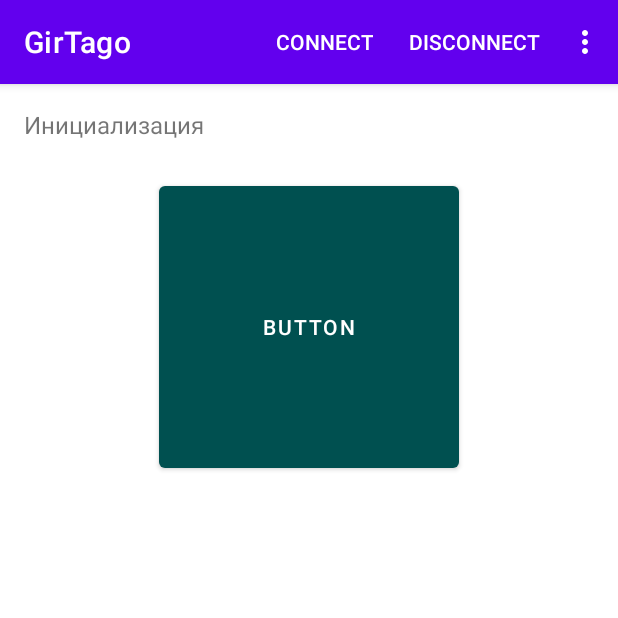
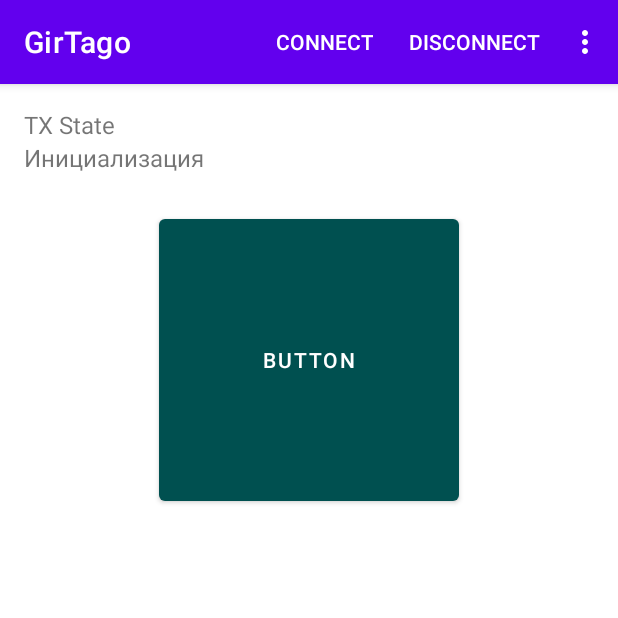
Before and after one commit to FXYFXZ/GirTago, an Android app: the screen it shows after launch (MainActivity), on a phone screen of 412 x 824 dp, the top half of it. Run offline under Robolectric (Android 15) with nearby library versions, the phone set to English and light mode, and no system bars; 3 statements that could not run were skipped.

Commit message:
Перед отыскиванием службы

```diff
--- a/app/src/main/java/ru/fxy7ci/girtago/MainActivity.kt
+++ b/app/src/main/java/ru/fxy7ci/girtago/MainActivity.kt
@@ -3,7 +3,6 @@ package ru.fxy7ci.girtago
 import android.Manifest
 import android.annotation.SuppressLint
 import android.bluetooth.BluetoothAdapter
-import android.bluetooth.BluetoothGattCharacteristic
 import android.content.*
 import android.content.pm.PackageManager
 import android.graphics.Color
@@ -18,6 +17,7 @@ import android.view.MenuItem
 import android.view.MotionEvent
 import android.widget.Button
 import android.widget.TextView
+import android.widget.Toast
 import androidx.appcompat.app.AppCompatActivity
 import androidx.core.app.ActivityCompat
 import androidx.core.content.ContextCompat
@@ -26,34 +26,33 @@ import ru.fxy7ci.girtago.BT.StoreVals
 lateinit var clrCnt: ColorCont
 lateinit var btnSlide: Button
 
-
 //TODO  добавить сканирование как в master(c уровнями сигналов)
 
-
 class MainActivity : AppCompatActivity() {
-
-    val BT_REQUEST_PERMISSION : Int = 89
-    private val mBluetoothAdapter: BluetoothAdapter? = null
     private lateinit var mDetector: GestureDetector
     private lateinit var txClass: TxThread
     private val mainHandler = Handler(Looper.getMainLooper())
 
     // все что относится к BT
     private var mBluetoothLeService: BluetoothLeService? = null
+    private val mBluetoothAdapter: BluetoothAdapter? = null
     private var mConnected = false
-        //bindService(gattServiceIntent, mServiceConnection, android.content.Context.BIND_AUTO_CREATE)
 
+    private lateinit var fldState : TextView
+    private lateinit var fldBTState : TextView
 
-
-
-
+    private var prevState = StoreVals.STATE_DISCONNECTED
 
     override fun onCreate(savedInstanceState: Bundle?) {
         super.onCreate(savedInstanceState)
         setContentView(R.layout.activity_main)
+
+        // Интерфейс
+        fldState= findViewById(R.id.fldState)
+        fldBTState= findViewById(R.id.fldBTState)
+
         // получение всех разрешений
         getBtPermission()
-
 
         // инициализация классов
         txClass = TxThread()
@@ -123,13 +122,19 @@ class MainActivity : AppCompatActivity() {
 
 
     private fun showTxState(){
-        val fldDtate : TextView = findViewById(R.id.fldState)
         when (txClass.theTXState()) {
-            TxThread.State.INIT -> fldDtate.text = "Инициализация"
-            TxThread.State.ERROR -> fldDtate.text = "Ошибка"
-            TxThread.State.READY -> fldDtate.text = "Работа"
-            else -> fldDtate.text = "???"
+            TxThread.State.INIT -> fldState.text = "Инициализация"
+            TxThread.State.ERROR -> fldState.text = "Ошибка"
+            TxThread.State.READY -> fldState.text = "Работа"
+            else -> fldState.text = "???"
         }
+
+        when(mBluetoothLeService?.connectionState) {
+            StoreVals.STATE_DISCONNECTED -> fldBTState.text = "Disconnected"
+            StoreVals.STATE_CONNECTED -> fldBTState.text = "Connected"
+            StoreVals.STATE_CONNECTING -> fldBTState.text = "Connect..."
+        }
+
     }
 
 
@@ -152,7 +157,7 @@ class MainActivity : AppCompatActivity() {
             ActivityCompat.requestPermissions(
                 this,
                 arrayOf(Manifest.permission.ACCESS_FINE_LOCATION),
-                BT_REQUEST_PERMISSION )
+                StoreVals.BT_REQUEST_PERMISSION )
         } else {
             Log.d("MyLog", "Permision granted")
         }
@@ -164,15 +169,11 @@ class MainActivity : AppCompatActivity() {
         grantResults: IntArray
     ) {
         super.onRequestPermissionsResult(requestCode, permissions, grantResults)
-        if (requestCode == BT_REQUEST_PERMISSION) {
+        if (requestCode == StoreVals.BT_REQUEST_PERMISSION) {
             if (grantResults[0] == PackageManager.PERMISSION_GRANTED) {
-         //       isPermissionGranted = true
+                Toast.makeText(this, "Разрешение получено", Toast.LENGTH_SHORT).show()
             }
-        } else {
-            super.onRequestPermissionsResult(requestCode, permissions!!, grantResults)
         }
-
-
     }
 
 
@@ -180,9 +181,7 @@ class MainActivity : AppCompatActivity() {
     private val mServiceConnection: ServiceConnection = object : ServiceConnection {
         override fun onServiceConnected(componentName: ComponentName, service: IBinder) {
             mBluetoothLeService = (service as BluetoothLeService.LocalBinder).getService()
-            // не работает как BluetoothLeService().LocalBinder().service
-
-            Log.d("MyLog", "got srv")
+            //fln не работает как BluetoothLeService().LocalBinder().service
             if (!mBluetoothLeService!!.initialize()) {
                 finish()
             }
--- a/app/src/main/res/layout/activity_main.xml
+++ b/app/src/main/res/layout/activity_main.xml
@@ -12,10 +12,20 @@
         android:layout_width="match_parent"
         android:layout_height="wrap_content"
         android:layout_marginTop="16dp"
-        android:orientation="horizontal"
+        android:orientation="vertical"
         app:layout_constraintEnd_toEndOf="parent"
         app:layout_constraintStart_toStartOf="parent"
         app:layout_constraintTop_toTopOf="parent">
+
+        <TextView
+            android:id="@+id/fldBTState"
+            android:layout_width="wrap_content"
+            android:layout_height="wrap_content"
+            android:layout_marginStart="16dp"
+            android:layout_marginEnd="16dp"
+            android:layout_weight="1"
+            android:text="@string/stateName"
+            android:textSize="16sp" />
 
         <TextView
             android:id="@+id/fldState"
@@ -26,6 +36,9 @@
             android:layout_weight="1"
             android:text="@string/stateName"
             android:textSize="16sp" />
+
+
+
     </LinearLayout>
 
     <LinearLayout
```
Also changed, not shown: app/src/main/java/ru/fxy7ci/girtago/BT/StoreVals.kt (+9 -0 lines), app/src/main/java/ru/fxy7ci/girtago/BluetoothLeService.java (+35 -33 lines).
